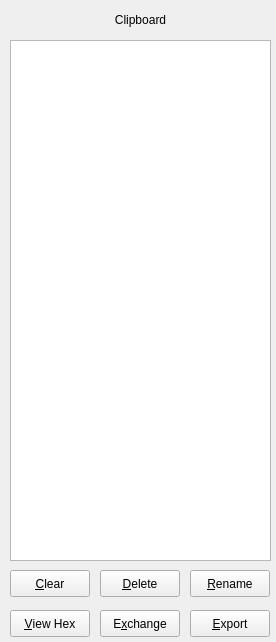
First picture: the form in clipboardform.ui, repository jsheedy/ewitool, before the edit.
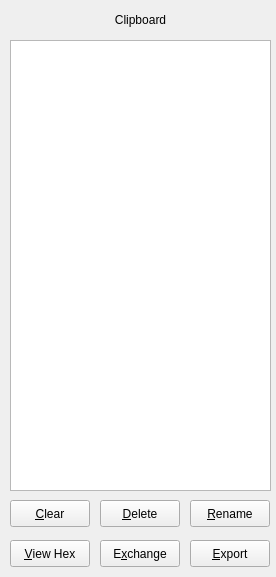
Second picture: the form after the edit.

Commit message: Reduce clipboard form size slightly

Diff of the .ui file:
```diff
--- a/clipboardform.ui
+++ b/clipboardform.ui
@@ -1,25 +1,25 @@
 <ui version="4.0" >
  <author>Steve Merrony</author>
  <class>ClipboardForm</class>
- <widget class="QWidget" name="ClipboardForm" >
-  <property name="geometry" >
+ <widget class="QWidget" name="ClipboardForm">
+  <property name="geometry">
    <rect>
     <x>0</x>
     <y>0</y>
     <width>276</width>
-    <height>642</height>
+    <height>577</height>
    </rect>
   </property>
   <property name="windowTitle" >
    <string>Form</string>
   </property>
-  <widget class="QListWidget" name="clipboard_listWidget" >
-   <property name="geometry" >
+  <widget class="QListWidget" name="clipboard_listWidget">
+   <property name="geometry">
     <rect>
      <x>10</x>
      <y>40</y>
      <width>261</width>
-     <height>521</height>
+     <height>451</height>
     </rect>
    </property>
   </widget>
@@ -43,10 +43,10 @@
    <property name="enabled" >
     <bool>true</bool>
    </property>
-   <property name="geometry" >
+   <property name="geometry">
     <rect>
      <x>10</x>
-     <y>570</y>
+     <y>500</y>
      <width>80</width>
      <height>27</height>
     </rect>
@@ -59,10 +59,10 @@
    <property name="enabled" >
     <bool>true</bool>
    </property>
-   <property name="geometry" >
+   <property name="geometry">
     <rect>
      <x>100</x>
-     <y>570</y>
+     <y>500</y>
      <width>80</width>
      <height>27</height>
     </rect>
@@ -75,10 +75,10 @@
    <property name="enabled" >
     <bool>true</bool>
    </property>
-   <property name="geometry" >
+   <property name="geometry">
     <rect>
      <x>190</x>
-     <y>570</y>
+     <y>500</y>
      <width>80</width>
      <height>27</height>
     </rect>
@@ -91,10 +91,10 @@
    <property name="enabled" >
     <bool>true</bool>
    </property>
-   <property name="geometry" >
+   <property name="geometry">
     <rect>
      <x>10</x>
-     <y>610</y>
+     <y>540</y>
      <width>80</width>
      <height>27</height>
     </rect>
@@ -107,10 +107,10 @@
    <property name="enabled" >
     <bool>true</bool>
    </property>
-   <property name="geometry" >
+   <property name="geometry">
     <rect>
      <x>100</x>
-     <y>610</y>
+     <y>540</y>
      <width>80</width>
      <height>27</height>
     </rect>
@@ -126,10 +126,10 @@
    <property name="enabled" >
     <bool>true</bool>
    </property>
-   <property name="geometry" >
+   <property name="geometry">
     <rect>
      <x>190</x>
-     <y>610</y>
+     <y>540</y>
      <width>80</width>
      <height>27</height>
     </rect>
```
Left out of the diff: 53 changed lines with no effect on the pictures.
